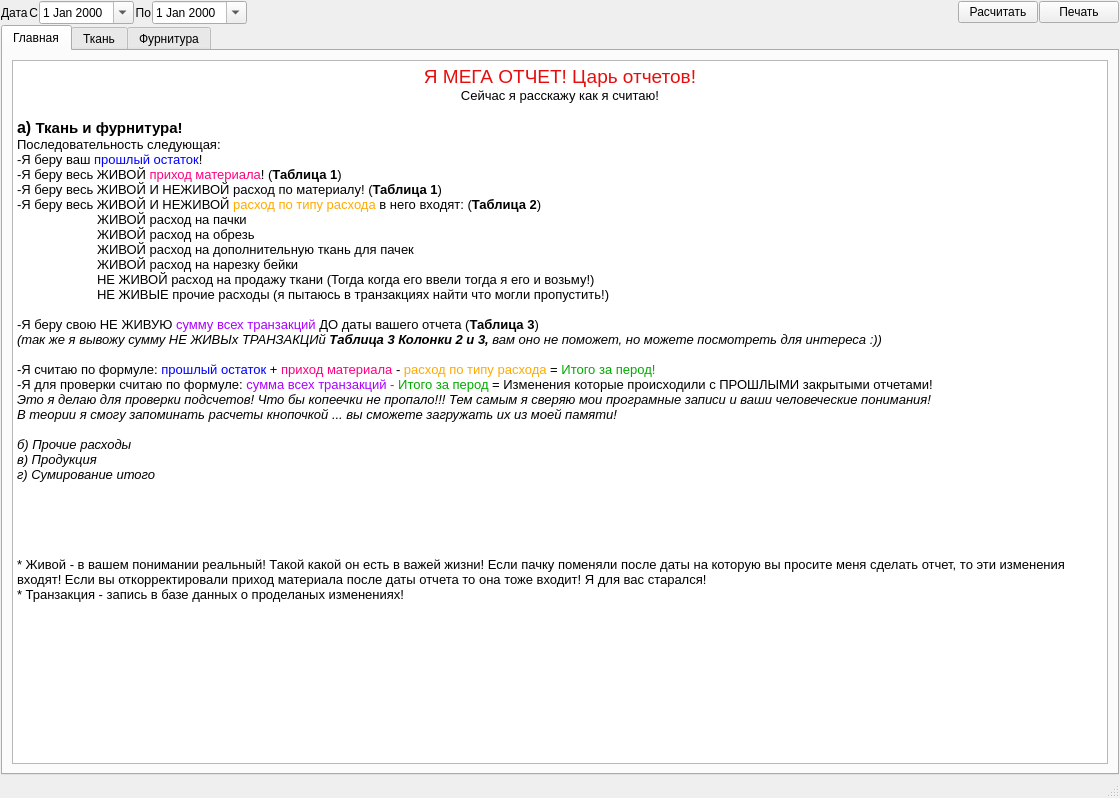
Meller008/CRM-Avi, file ui/report_all.ui: the form before one commit.
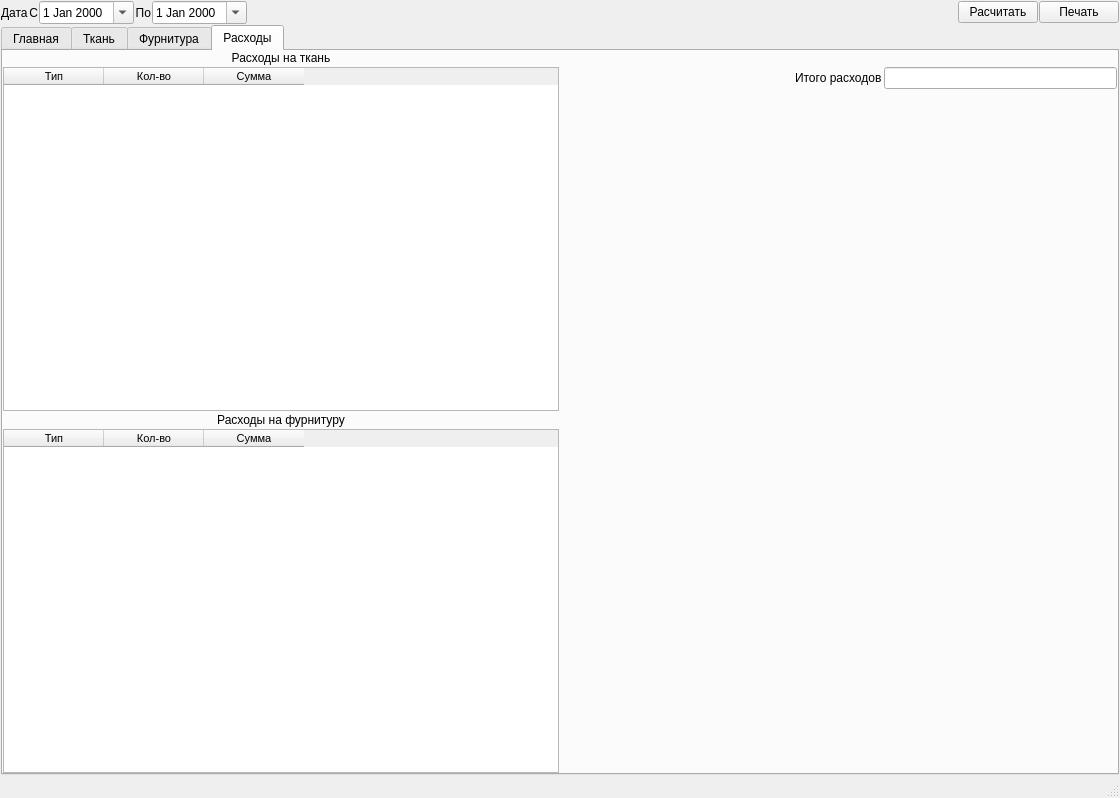
The form after the commit. The open tabs and pages were chosen to show the change.

Commit message: Работа - Мега отчет! + + +

```diff
--- a/ui/report_all.ui
+++ b/ui/report_all.ui
@@ -968,6 +968,185 @@
         </item>
        </layout>
       </widget>
+      <widget class="QWidget" name="tab_4">
+       <attribute name="title">
+        <string>Расходы</string>
+       </attribute>
+       <layout class="QGridLayout" name="gridLayout_11">
+        <property name="leftMargin">
+         <number>0</number>
+        </property>
+        <property name="topMargin">
+         <number>0</number>
+        </property>
+        <property name="rightMargin">
+         <number>0</number>
+        </property>
+        <property name="bottomMargin">
+         <number>0</number>
+        </property>
+        <property name="spacing">
+         <number>0</number>
+        </property>
+        <item row="0" column="0">
+         <layout class="QGridLayout" name="gridLayout_9">
+          <property name="spacing">
+           <number>2</number>
+          </property>
+          <item row="0" column="0">
+           <widget class="QLabel" name="label_28">
+            <property name="text">
+             <string>Расходы на ткань</string>
+            </property>
+            <property name="alignment">
+             <set>Qt::AlignCenter</set>
+            </property>
+           </widget>
+          </item>
+          <item row="3" column="0">
+           <widget class="QTableWidget" name="tw_comparing_2">
+            <property name="font">
+             <font>
+              <family>Tahoma</family>
+              <pointsize>8</pointsize>
+             </font>
+            </property>
+            <property name="editTriggers">
+             <set>QAbstractItemView::NoEditTriggers</set>
+            </property>
+            <property name="alternatingRowColors">
+             <bool>true</bool>
+            </property>
+            <property name="selectionBehavior">
+             <enum>QAbstractItemView::SelectRows</enum>
+            </property>
+            <attribute name="verticalHeaderVisible">
+             <bool>false</bool>
+            </attribute>
+            <attribute name="verticalHeaderDefaultSectionSize">
+             <number>20</number>
+            </attribute>
+            <attribute name="verticalHeaderMinimumSectionSize">
+             <number>18</number>
+            </attribute>
+            <column>
+             <property name="text">
+              <string>Тип</string>
+             </property>
+            </column>
+            <column>
+             <property name="text">
+              <string>Кол-во</string>
+             </property>
+            </column>
+            <column>
+             <property name="text">
+              <string>Сумма</string>
+             </property>
+            </column>
+           </widget>
+          </item>
+          <item row="1" column="0">
+           <widget class="QTableWidget" name="tw_comparing_1">
+            <property name="font">
+             <font>
+              <family>Tahoma</family>
+              <pointsize>8</pointsize>
+             </font>
+            </property>
+            <property name="editTriggers">
+             <set>QAbstractItemView::NoEditTriggers</set>
+            </property>
+            <property name="alternatingRowColors">
+             <bool>true</bool>
+            </property>
+            <property name="selectionBehavior">
+             <enum>QAbstractItemView::SelectRows</enum>
+            </property>
+            <attribute name="verticalHeaderVisible">
+             <bool>false</bool>
+            </attribute>
+            <attribute name="verticalHeaderDefaultSectionSize">
+             <number>20</number>
+            </attribute>
+            <attribute name="verticalHeaderMinimumSectionSize">
+             <number>18</number>
+            </attribute>
+            <column>
+             <property name="text">
+              <string>Тип</string>
+             </property>
+            </column>
+            <column>
+             <property name="text">
+              <string>Кол-во</string>
+             </property>
+            </column>
+            <column>
+             <property name="text">
+              <string>Сумма</string>
+             </property>
+            </column>
+           </widget>
+          </item>
+          <item row="1" column="1">
+           <layout class="QGridLayout" name="gridLayout_10">
+            <item row="1" column="2">
+             <spacer name="verticalSpacer_3">
+              <property name="orientation">
+               <enum>Qt::Vertical</enum>
+              </property>
+              <property name="sizeHint" stdset="0">
+               <size>
+                <width>20</width>
+                <height>40</height>
+               </size>
+              </property>
+             </spacer>
+            </item>
+            <item row="0" column="1">
+             <widget class="QLabel" name="label_29">
+              <property name="text">
+               <string>Итого расходов</string>
+              </property>
+             </widget>
+            </item>
+            <item row="0" column="2">
+             <widget class="QLineEdit" name="le_comparing_sum">
+              <property name="readOnly">
+               <bool>true</bool>
+              </property>
+             </widget>
+            </item>
+            <item row="0" column="0">
+             <spacer name="horizontalSpacer_2">
+              <property name="orientation">
+               <enum>Qt::Horizontal</enum>
+              </property>
+              <property name="sizeHint" stdset="0">
+               <size>
+                <width>40</width>
+                <height>20</height>
+               </size>
+              </property>
+             </spacer>
+            </item>
+           </layout>
+          </item>
+          <item row="2" column="0">
+           <widget class="QLabel" name="label_30">
+            <property name="text">
+             <string>Расходы на фурнитуру</string>
+            </property>
+            <property name="alignment">
+             <set>Qt::AlignCenter</set>
+            </property>
+           </widget>
+          </item>
+         </layout>
+        </item>
+       </layout>
+      </widget>
      </widget>
     </item>
    </layout>
```
The commit also changes 1 other file.
